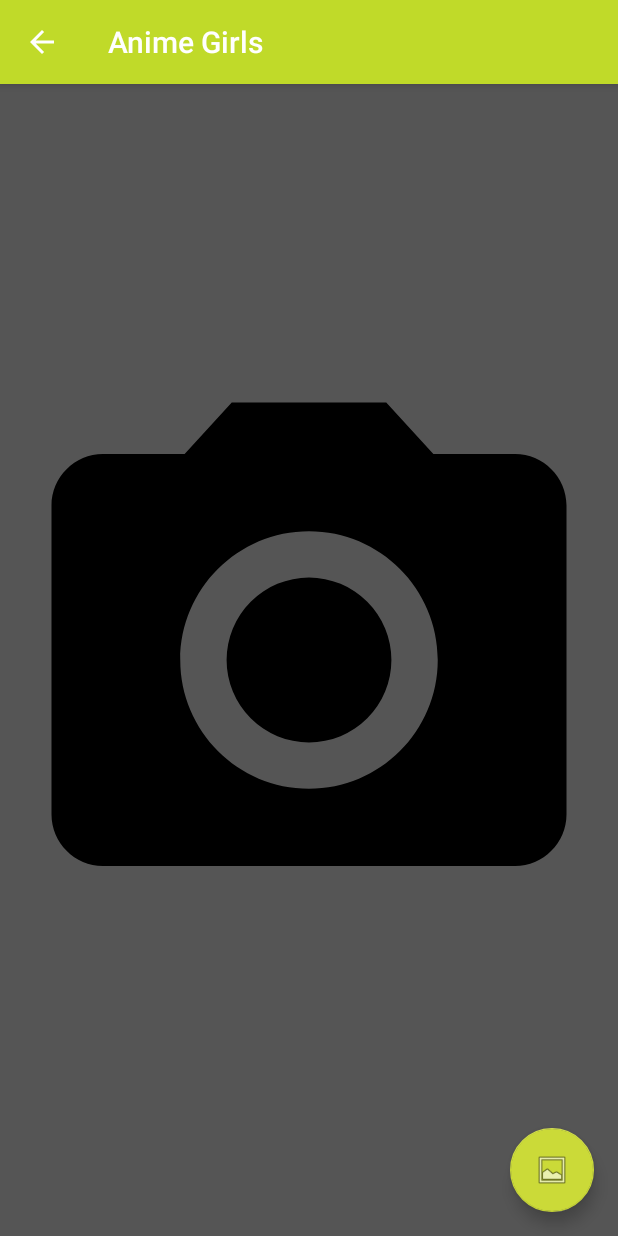
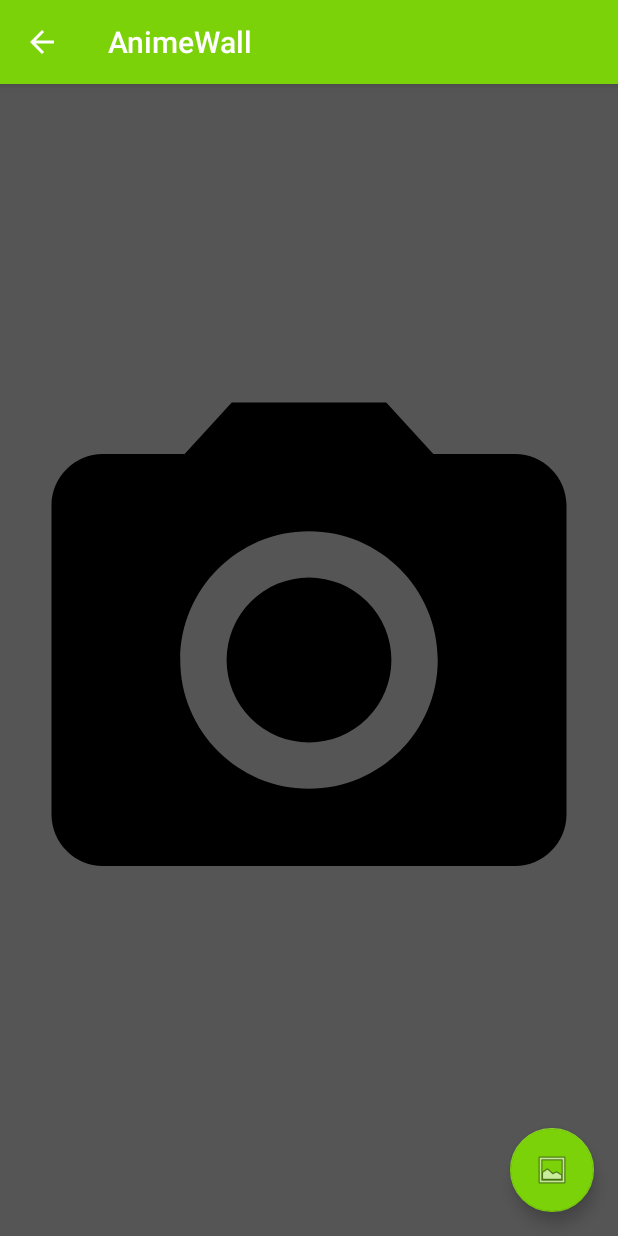
Before and after one commit to Rekky/AnimWall, an Android app: the ActividadDetalle screen opened directly, with no data from a screen before it, on a phone screen of 412 x 824 dp. Run offline under Robolectric (Android 15) with nearby library versions, the phone set to English and light mode, and no system bars; our stand-ins replace Picasso; pictures from the network do not load.

Commit message:
nuev commit

```diff
--- a/app/src/main/res/layout/activity_actividad_detalle.xml
+++ b/app/src/main/res/layout/activity_actividad_detalle.xml
@@ -31,7 +31,7 @@
         android:layout_margin="@dimen/fab_margin"
         android:src="@android:drawable/ic_menu_gallery"
         android:nestedScrollingEnabled="false"
-        app:backgroundTint="#cbda38"
+        app:backgroundTint="#7bd209"
         />
 
     <!--<android.support.design.widget.FloatingActionButton-->
@@ -42,7 +42,7 @@
         <!--android:layout_margin="@dimen/fab_margin"-->
         <!--android:src="@android:drawable/stat_sys_download"-->
         <!--android:nestedScrollingEnabled="false"-->
-        <!--app:backgroundTint="#cbda38"-->
+        <!--app:backgroundTint="#7bd209"-->
         <!--/>-->
 
 </android.support.design.widget.CoordinatorLayout>
--- a/app/src/main/res/values/colors.xml
+++ b/app/src/main/res/values/colors.xml
@@ -1,7 +1,8 @@
 <?xml version="1.0" encoding="utf-8"?>
 <resources>
-    <color name="colorPrimary">#c0da29</color>
-    <color name="colorPrimaryDark">#303F9F</color>
+    <color name="colorPrimary">#7bd209</color>
+    <color name="colorPrimaryDark">#7bd209</color>
+    <!--<color name="colorPrimaryDark">#303F9F</color>-->
     <color name="colorAccent">#FF4081</color>
     <color name="darkPrimaryColor">#7B1FA2</color>
     <color name="background_footer">#90000000</color>
--- a/app/src/main/res/values/strings.xml
+++ b/app/src/main/res/values/strings.xml
@@ -1,10 +1,10 @@
 <resources>
-    <string name="app_name">Anime Girls Wallpapers</string>
+    <string name="app_name">AnimeWall</string>
 
     <string name="navigation_drawer_open">Open navigation drawer</string>
     <string name="navigation_drawer_close">Close navigation drawer</string>
 
     <string name="action_settings">Settings</string>
     <string name="nombre_transicion_imagen">imagen_compartida</string>
-    <string name="title_activity_actividad_detalle">Anime Girls</string>
+    <string name="title_activity_actividad_detalle">AnimeWall</string>
 </resources>
```
Also changed, not shown: app/src/main/java/com/ziroudev/animewall/animwall/ActividadDetalle.java (+8 -8 lines), app/src/main/res/mipmap-hdpi/ic_launcher.png, app/src/main/res/mipmap-mdpi/ic_launcher.png, app/src/main/res/mipmap-xhdpi/ic_launcher.png, app/src/main/res/mipmap-xxhdpi/ic_launcher.png, app/src/main/res/mipmap-xxxhdpi/ic_launcher.png.
